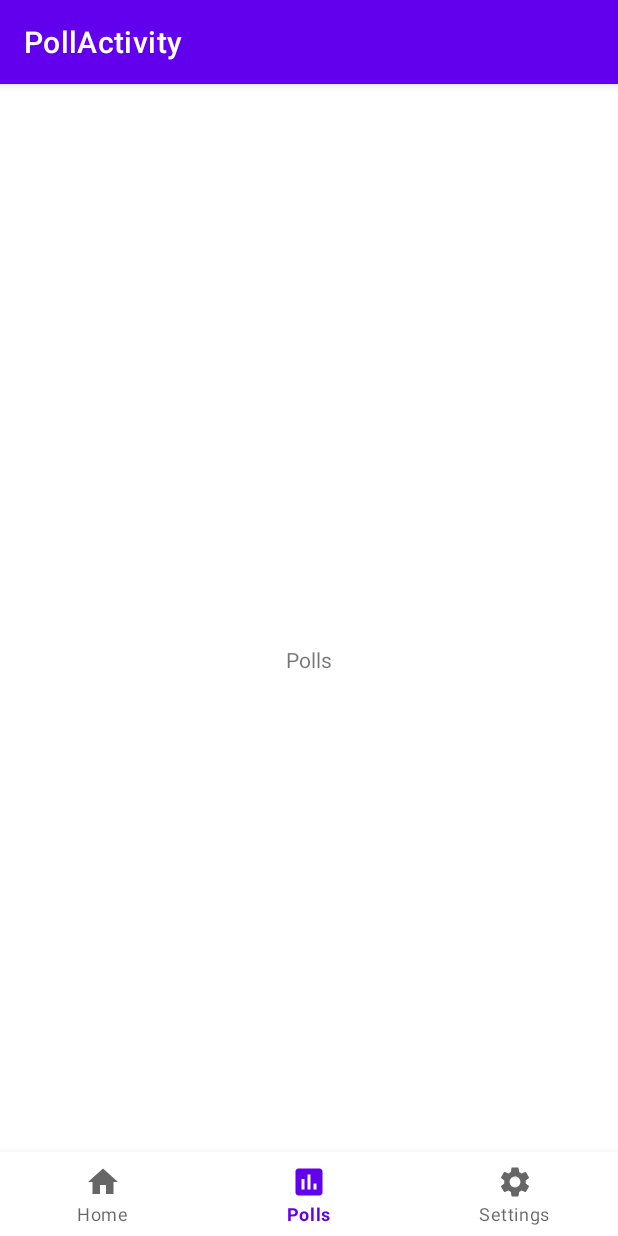
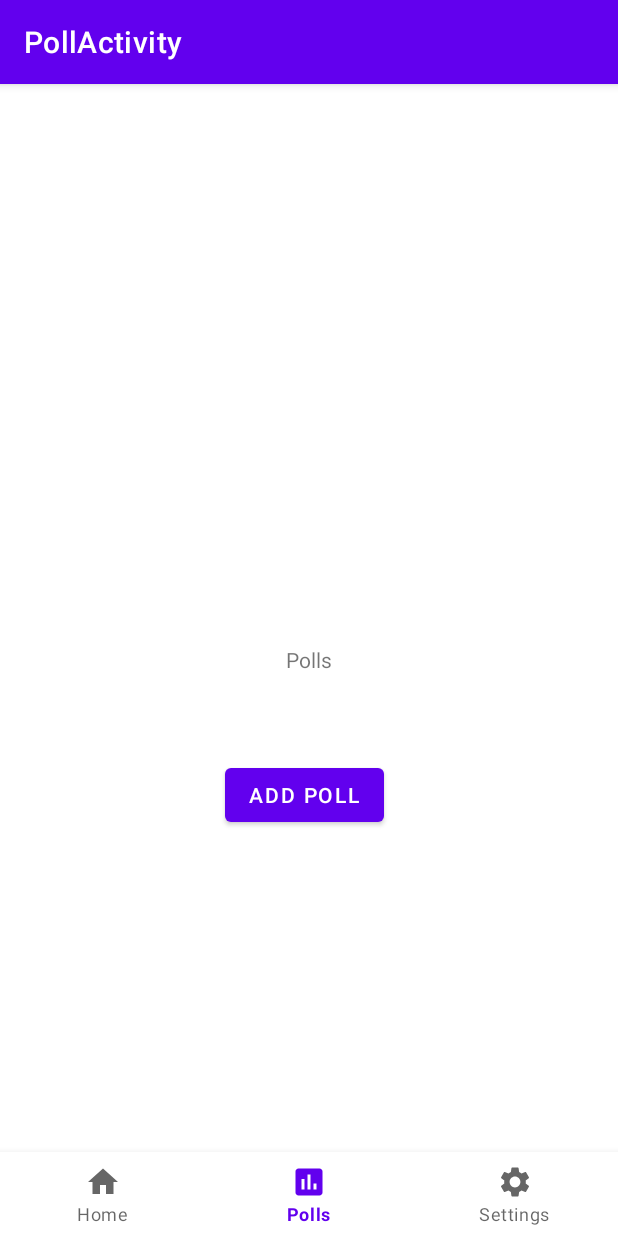
Before and after one commit to noufalfakhri/LocationBasedVoting, an Android app: the PollActivity screen opened directly, with no data from a screen before it, on a phone screen of 412 x 824 dp. Run offline under Robolectric (Android 15) with nearby library versions, the phone set to English and light mode, and no system bars.

Commit message:
Add poll (not completed)

```diff
--- a/app/src/main/AndroidManifest.xml
+++ b/app/src/main/AndroidManifest.xml
@@ -31,6 +31,7 @@
         </activity>
         <activity android:name=".Homescreen" />
         <activity android:name=".Register" />
+        <activity android:name=".AddPoll" />
 
     </application>
 
--- a/app/src/main/java/com/example/location_basedvotingapp/Homescreen.java
+++ b/app/src/main/java/com/example/location_basedvotingapp/Homescreen.java
@@ -57,8 +57,8 @@ public class Homescreen extends AppCompatActivity implements LocationListener {
         super.onCreate(savedInstanceState);
         setContentView(R.layout.homescreen);
 
-        checkLocationPermission();
-        setUserLocation();
+        //checkLocationPermission();
+       // setUserLocation();
         getPolls();
         setList();
         BottomNavigation();
--- a/app/src/main/java/com/example/location_basedvotingapp/PollActivity.java
+++ b/app/src/main/java/com/example/location_basedvotingapp/PollActivity.java
@@ -2,7 +2,10 @@ package com.example.location_basedvotingapp;
 
 import android.content.Intent;
 import android.os.Bundle;
+import android.util.Log;
 import android.view.MenuItem;
+import android.view.View;
+import android.widget.Button;
 import android.widget.TextView;
 
 import androidx.annotation.NonNull;
@@ -13,13 +16,15 @@ import com.google.android.material.bottomnavigation.BottomNavigationView;
 public class PollActivity extends AppCompatActivity {
 
     private TextView mTextView;
-
+    Button buttonView;
+    public static final int msg_request = 1;
     @Override
     protected void onCreate(Bundle savedInstanceState) {
         super.onCreate(savedInstanceState);
         setContentView(R.layout.activity_poll);
 
         mTextView = (TextView) findViewById(R.id.text);
+        buttonView = (Button) findViewById(R.id.button);
 
         BottomNavigationView nav = findViewById(R.id.bottom_navigation);
         nav.setSelectedItemId(R.id.Polls);
@@ -42,5 +47,17 @@ public class PollActivity extends AppCompatActivity {
                 return false;
             }
         });
+        buttonView.setOnClickListener(new View.OnClickListener() {
+            @Override
+            public void onClick(View view) {
+                Log.i("ssd", "onClick: Add poll");
+                Intent intent = new Intent (getApplicationContext() , AddPoll.class);
+                // Bundle dataBundle = new Bundle();
+                // dataBundle.putInt("id", 0);
+                // intent.putExtras(dataBundle);
+                startActivityForResult(intent, msg_request);
+
+            }
+        });
     }
 }
--- a/app/src/main/res/layout/activity_poll.xml
+++ b/app/src/main/res/layout/activity_poll.xml
@@ -10,7 +10,24 @@
         android:id="@+id/fl_wrapper"
         android:layout_width="match_parent"
         android:layout_height="match_parent"
-        android:layout_above="@+id/bottom_navigation"/>
+        android:layout_above="@+id/bottom_navigation">
+
+
+        <Button
+            android:id="@+id/button"
+            android:layout_width="wrap_content"
+            android:layout_height="wrap_content"
+            android:insetLeft="0dp"
+            android:insetTop="6dp"
+            android:text="ADD POLL"
+            android:translationX="150dp"
+            android:translationY="450dp"
+            android:visibility="visible"
+            tools:visibility="visible" />
+
+
+
+    </FrameLayout>
 
 
     <RelativeLayout
```
Also changed, not shown: app/src/main/java/com/example/location_basedvotingapp/AddPoll.java (added, +88 -0 lines), app/src/main/res/layout/activity_addpoll.xml (added, +104 -0 lines).
